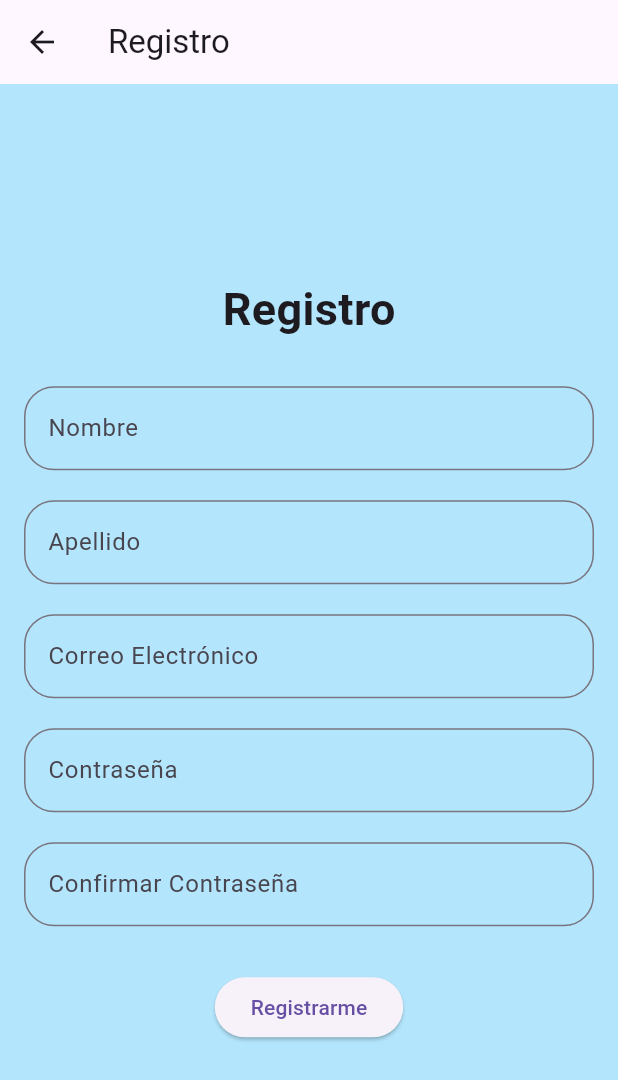
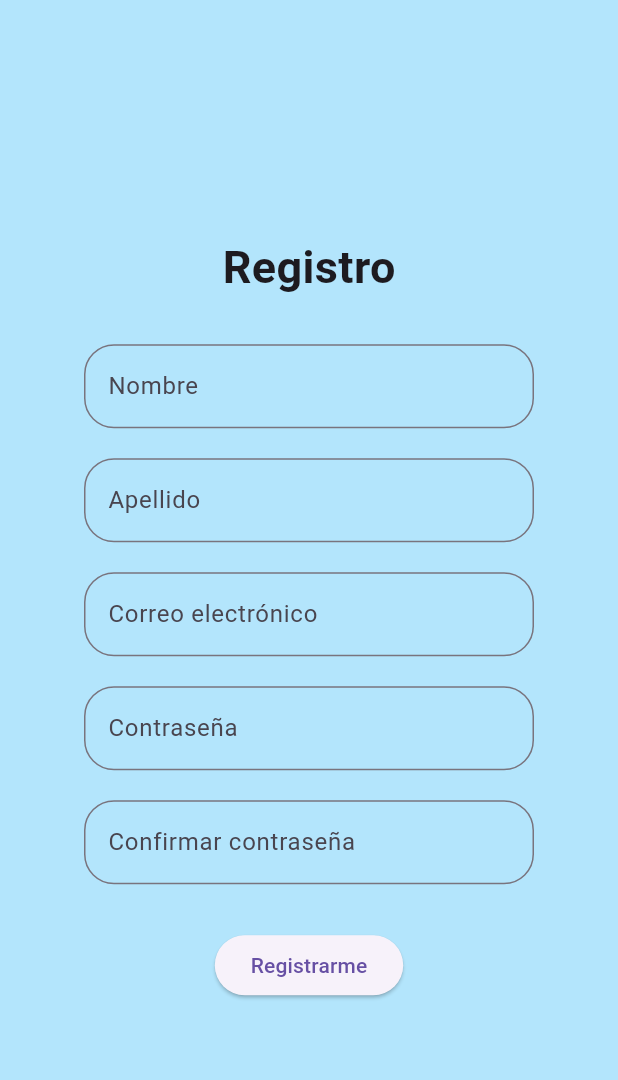
Before and after one commit to RUBENNN20/supertienda, a Flutter app: the RegisterScreen screen opened by its route, on a phone screen of 412 x 824 dp. Shown: the top 1080 px of the screen. Run offline on Flutter 3.47's test engine with Material 3 defaults, Android fonts, the phone set to English and light mode, and no system bars.

Commit message:
Ajustes en las rutas de login y registro, eliminada la barra superior y ajustes en los botones

```diff
--- a/MI SUPERTIENDA/lib/main.dart
+++ b/MI SUPERTIENDA/lib/main.dart
@@ -6,6 +6,8 @@ import 'screens/register_screen.dart';
 void main() => runApp(MyApp());
 
 class MyApp extends StatelessWidget {
+  const MyApp({super.key});
+
   @override
   Widget build(BuildContext context) {
     return MaterialApp(
--- a/MI SUPERTIENDA/lib/screens/register_screen.dart
+++ b/MI SUPERTIENDA/lib/screens/register_screen.dart
@@ -6,81 +6,101 @@ class RegisterScreen extends StatelessWidget {
   @override
   Widget build(BuildContext context) {
     return Scaffold(
-      backgroundColor: Colors.lightBlue[100], // Azul cielo
-      appBar: AppBar(
-        title: const Text('Registro'),
-      ),
-      body: Padding(
-        padding: const EdgeInsets.all(16.0),
-        child: Center(
+      appBar: null, // Elimina la barra superior
+      backgroundColor: Colors.lightBlue[100],
+      body: Center(
         child: Column(
           mainAxisAlignment: MainAxisAlignment.center,
           children: [
             const Text(
               'Registro',
-                style: TextStyle(fontSize: 30, fontWeight: FontWeight.bold),
+              style: TextStyle(
+                fontSize: 30,
+                fontWeight: FontWeight.bold,
+              ),
             ),
             const SizedBox(height: 30),
-              TextField(
+            // Campo de nombre
+            Container(
+              width: 300,
+              child: TextField(
                 decoration: InputDecoration(
-                  labelText: 'Nombre',
+                  hintText: 'Nombre',
                   border: OutlineInputBorder(
                     borderRadius: BorderRadius.circular(20),
                   ),
                 ),
               ),
+            ),
             const SizedBox(height: 20),
-              TextField(
+            // Campo de apellido
+            Container(
+              width: 300,
+              child: TextField(
                 decoration: InputDecoration(
-                  labelText: 'Apellido',
+                  hintText: 'Apellido',
                   border: OutlineInputBorder(
                     borderRadius: BorderRadius.circular(20),
                   ),
                 ),
               ),
+            ),
             const SizedBox(height: 20),
-              TextField(
+            // Campo de correo electrónico
+            Container(
+              width: 300,
+              child: TextField(
                 decoration: InputDecoration(
-                  labelText: 'Correo Electrónico',
+                  hintText: 'Correo electrónico',
                   border: OutlineInputBorder(
                     borderRadius: BorderRadius.circular(20),
                   ),
                 ),
               ),
+            ),
             const SizedBox(height: 20),
-              TextField(
+            // Campo de contraseña
+            Container(
+              width: 300,
+              child: TextField(
+                obscureText: true,
                 decoration: InputDecoration(
-                  labelText: 'Contraseña',
+                  hintText: 'Contraseña',
                   border: OutlineInputBorder(
                     borderRadius: BorderRadius.circular(20),
                   ),
                 ),
-                obscureText: true,
+              ),
             ),
             const SizedBox(height: 20),
-              TextField(
+            // Campo de confirmación de contraseña
+            Container(
+              width: 300,
+              child: TextField(
+                obscureText: true,
                 decoration: InputDecoration(
-                  labelText: 'Confirmar Contraseña',
+                  hintText: 'Confirmar contraseña',
                   border: OutlineInputBorder(
                     borderRadius: BorderRadius.circular(20),
                   ),
                 ),
-                obscureText: true,
+              ),
             ),
             const SizedBox(height: 30),
+            // Botón de registrarse
             ElevatedButton(
               onPressed: () {
-                  // Lógica de registro
+                Navigator.pushNamed(context,
+                    '/login'); // Redirige a la página de inicio de sesión
               },
-                child: const Text('Registrarme'),
               style: ElevatedButton.styleFrom(
                 shape: RoundedRectangleBorder(
                   borderRadius: BorderRadius.circular(20),
                 ),
               ),
+              child: const Text('Registrarme'),
             ),
           ],
-          ),
         ),
       ),
     );
```
Also changed, not shown: MI SUPERTIENDA/lib/screens/login_screen.dart (+23 -16 lines). Lines whose indentation alone changed are shown as unchanged.
